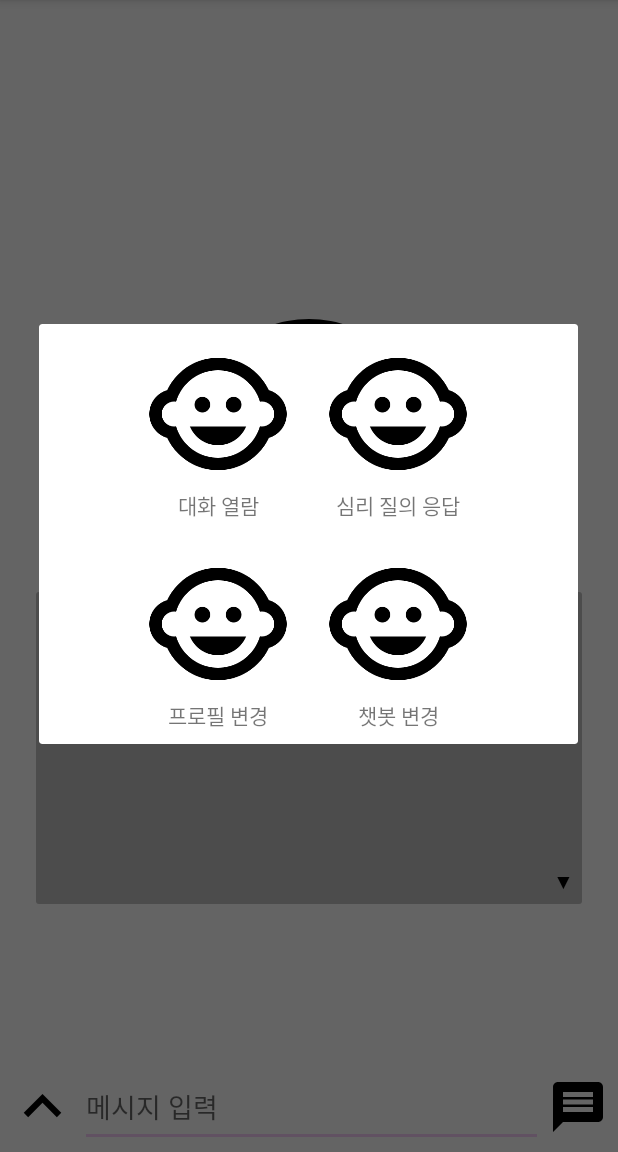
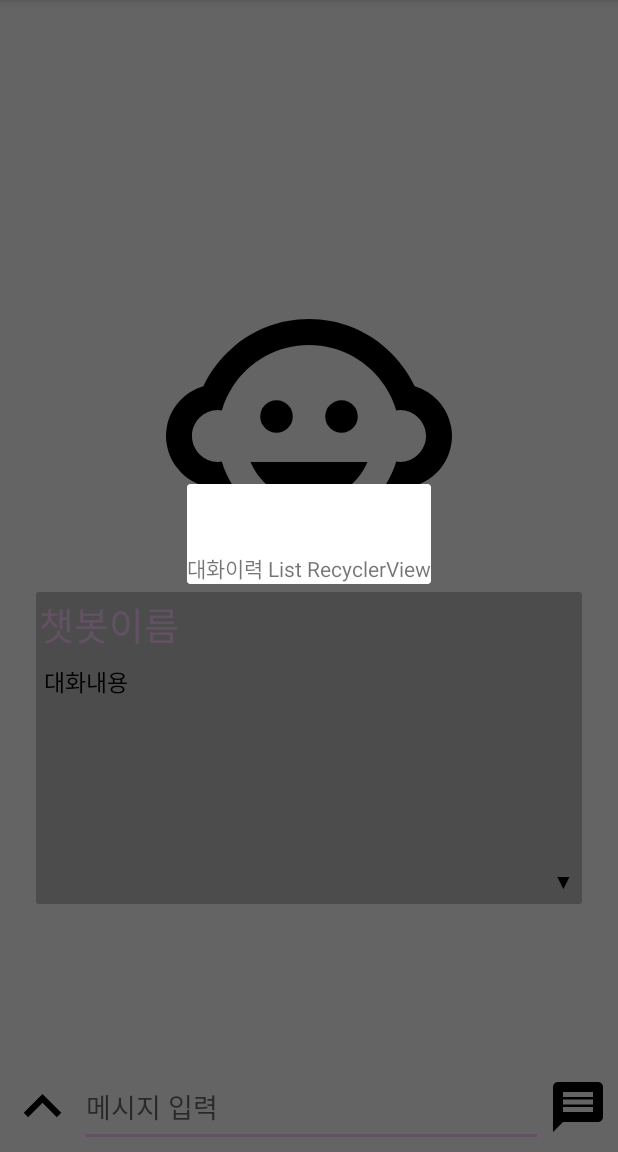
Before and after one commit to haileykim1/BLUEPINK, an Android app: the fragment ContentFragment placed in its activity, after a tap on "대화 열람", on a phone screen of 412 x 824 dp, the part 84-1236 px from its top. Run offline under Robolectric (Android 15) with nearby library versions, the phone set to English and light mode, and no system bars; our stand-ins replace Room's generated code.

Commit message:
Create mstLogList

```diff
--- a/BLUEPINK/app/src/main/java/com/sogeunnsogeun/bluepink/ContentFragment.kt
+++ b/BLUEPINK/app/src/main/java/com/sogeunnsogeun/bluepink/ContentFragment.kt
@@ -36,8 +36,9 @@ class ContentFragment : AppCompatDialogFragment() {
         super.onActivityCreated(savedInstanceState)
 
         view_log.setOnClickListener {
-            Toast.makeText(context, "대화로그", Toast.LENGTH_SHORT).show()
-            println("대화로그")
+            msgLogListFragment().show(fragmentManager!!, "msgLogListFragment")
+            this.dismiss()
+
         }
 
         mind_test.setOnClickListener {
--- /dev/null
+++ b/BLUEPINK/app/src/main/java/com/sogeunnsogeun/bluepink/msgLogListFragment.kt
@@ -0,0 +1,23 @@
+package com.sogeunnsogeun.bluepink
+
+import android.os.Bundle
+import androidx.fragment.app.Fragment
+import android.view.LayoutInflater
+import android.view.View
+import android.view.ViewGroup
+import androidx.appcompat.app.AppCompatDialogFragment
+
+/**
+ * A simple [Fragment] subclass.
+ */
+class msgLogListFragment : AppCompatDialogFragment() {
+
+    override fun onCreateView(
+        inflater: LayoutInflater, container: ViewGroup?,
+        savedInstanceState: Bundle?
+    ): View? {
+        // Inflate the layout for this fragment
+        return inflater.inflate(R.layout.fragment_msg_log_list, container, false)
+    }
+
+}
--- /dev/null
+++ b/BLUEPINK/app/src/main/res/layout/fragment_msg_log_list.xml
@@ -0,0 +1,17 @@
+<?xml version="1.0" encoding="utf-8"?>
+<FrameLayout xmlns:android="http://schemas.android.com/apk/res/android"
+    xmlns:tools="http://schemas.android.com/tools"
+    android:layout_width="match_parent"
+    android:layout_height="match_parent"
+    tools:context=".msgLogListFragment">
+
+    <TextView
+        android:layout_width="match_parent"
+        android:layout_height="match_parent"
+        android:text="대화이력 List RecyclerView"/>
+
+    <androidx.recyclerview.widget.RecyclerView
+        android:layout_width="match_parent"
+        android:layout_height="match_parent"/>
+
+</FrameLayout>
```
